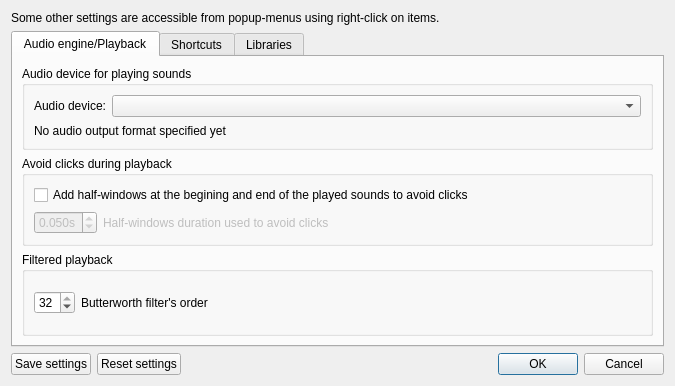
First picture: the form in src/wdialogsettings.ui, repository gillesdegottex/dfasma, before the edit.
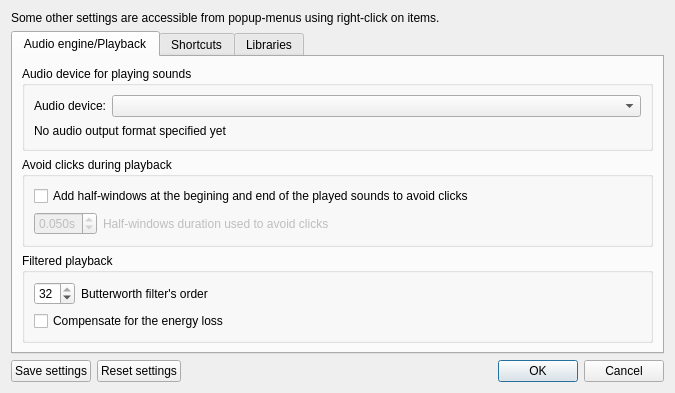
Second picture: the form after the edit.

```diff
--- a/src/wdialogsettings.ui
+++ b/src/wdialogsettings.ui
@@ -171,6 +171,13 @@
             </item>
            </layout>
           </item>
+          <item>
+           <widget class="QCheckBox" name="cbFilteringCompensateEnergy">
+            <property name="text">
+             <string>Compensate for the energy loss</string>
+            </property>
+           </widget>
+          </item>
          </layout>
         </widget>
        </item>
```
